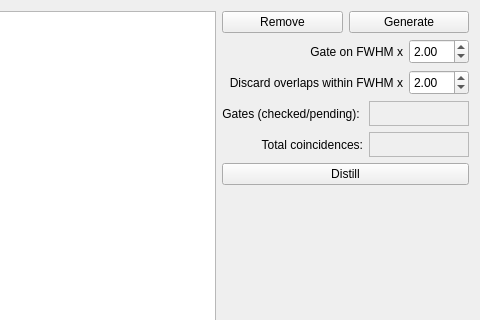
This is gui/analysis/form_multi_gates.ui in usnistgov/qpx-gamma as Qt 5 draws it before an edit; both pictures show x 636 to 1116 and y 0 to 320 of the 1116 by 528 pixel window. The edited form follows.
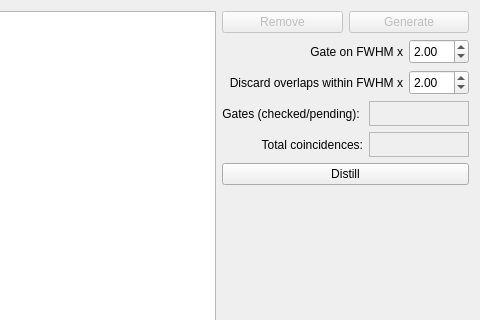
This is the edited form.

```diff
--- a/gui/analysis/form_multi_gates.ui
+++ b/gui/analysis/form_multi_gates.ui
@@ -20,6 +20,9 @@
       <layout class="QHBoxLayout" name="horizontalLayout_5">
        <item>
         <widget class="QPushButton" name="pushRemove">
+         <property name="enabled">
+          <bool>false</bool>
+         </property>
          <property name="text">
           <string>Remove</string>
          </property>
@@ -27,6 +30,9 @@
        </item>
        <item>
         <widget class="QPushButton" name="pushApprove">
+         <property name="enabled">
+          <bool>false</bool>
+         </property>
          <property name="text">
           <string>Generate</string>
          </property>
```
Left out of the diff: 12 changed lines with no effect on the pictures.
